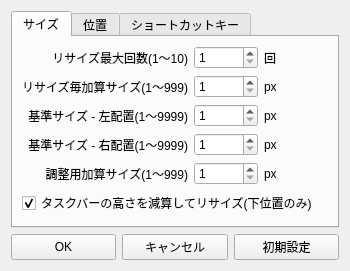
First picture: the form in app/src/gui/configgui.ui, repository Kawaichi0228/FitScreenWindow, before the edit.
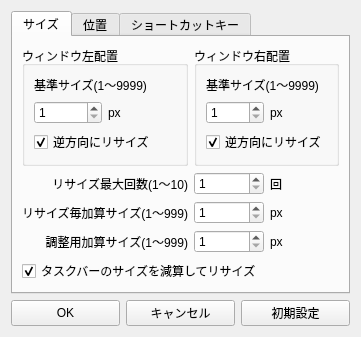
Second picture: the form after the edit. Icons and pictures are not drawn.

Commit message: feat: 逆方向リサイズオプション追加 & タスクバー全位置対応

The edit to the form file:
```diff
--- a/app/src/gui/configgui.ui
+++ b/app/src/gui/configgui.ui
@@ -6,8 +6,8 @@
    <rect>
     <x>0</x>
     <y>0</y>
-    <width>342</width>
-    <height>232</height>
+    <width>344</width>
+    <height>282</height>
    </rect>
   </property>
   <property name="sizePolicy">
@@ -23,7 +23,7 @@
    <iconset resource="resource.qrc">
     <normaloff>:/images/favicon.ico</normaloff>:/images/favicon.ico</iconset>
   </property>
-  <layout class="QGridLayout" name="gridLayout">
+  <layout class="QGridLayout" name="gridLayout_7">
    <item row="0" column="0" colspan="3">
     <widget class="QTabWidget" name="tabWidget">
      <property name="sizePolicy">
@@ -42,8 +42,106 @@
       <attribute name="title">
        <string>サイズ</string>
       </attribute>
-      <layout class="QGridLayout" name="gridLayout_2">
+      <layout class="QGridLayout" name="gridLayout_4">
        <item row="0" column="0">
+        <widget class="QGroupBox" name="groupBox_3">
+         <property name="title">
+          <string>ウィンドウ左配置</string>
+         </property>
+         <layout class="QGridLayout" name="gridLayout">
+          <item row="0" column="0" colspan="2">
+           <widget class="QLabel" name="label_B">
+            <property name="text">
+             <string>基準サイズ(1～9999)</string>
+            </property>
+            <property name="alignment">
+             <set>Qt::AlignLeading|Qt::AlignLeft|Qt::AlignVCenter</set>
+            </property>
+           </widget>
+          </item>
+          <item row="1" column="0">
+           <widget class="QSpinBox" name="spinBox_base_width_toleft_px">
+            <property name="minimum">
+             <number>1</number>
+            </property>
+            <property name="maximum">
+             <number>9999</number>
+            </property>
+           </widget>
+          </item>
+          <item row="1" column="1">
+           <widget class="QLabel" name="label_F_10">
+            <property name="text">
+             <string>px</string>
+            </property>
+            <property name="alignment">
+             <set>Qt::AlignLeading|Qt::AlignLeft|Qt::AlignVCenter</set>
+            </property>
+           </widget>
+          </item>
+          <item row="2" column="0" colspan="2">
+           <widget class="QCheckBox" name="checkBox_is_reverse_direction_windowleft">
+            <property name="text">
+             <string>逆方向にリサイズ</string>
+            </property>
+            <property name="checked">
+             <bool>true</bool>
+            </property>
+           </widget>
+          </item>
+         </layout>
+        </widget>
+       </item>
+       <item row="0" column="1" colspan="2">
+        <widget class="QGroupBox" name="groupBox_4">
+         <property name="title">
+          <string>ウィンドウ右配置</string>
+         </property>
+         <layout class="QGridLayout" name="gridLayout_2">
+          <item row="0" column="0" colspan="2">
+           <widget class="QLabel" name="label_A">
+            <property name="text">
+             <string>基準サイズ(1～9999)</string>
+            </property>
+            <property name="alignment">
+             <set>Qt::AlignLeading|Qt::AlignLeft|Qt::AlignVCenter</set>
+            </property>
+           </widget>
+          </item>
+          <item row="1" column="0">
+           <widget class="QSpinBox" name="spinBox_base_width_toright_px">
+            <property name="minimum">
+             <number>1</number>
+            </property>
+            <property name="maximum">
+             <number>9999</number>
+            </property>
+           </widget>
+          </item>
+          <item row="1" column="1">
+           <widget class="QLabel" name="label_F_11">
+            <property name="text">
+             <string>px</string>
+            </property>
+            <property name="alignment">
+             <set>Qt::AlignLeading|Qt::AlignLeft|Qt::AlignVCenter</set>
+            </property>
+           </widget>
+          </item>
+          <item row="2" column="0" colspan="2">
+           <widget class="QCheckBox" name="checkBox_is_reverse_direction_windowright">
+            <property name="text">
+             <string>逆方向にリサイズ</string>
+            </property>
+            <property name="checked">
+             <bool>true</bool>
+            </property>
+           </widget>
+          </item>
+         </layout>
+        </widget>
+       </item>
+       <item row="1" column="0">
         <widget class="QLabel" name="label_F">
          <property name="text">
           <string>リサイズ最大回数(1～10)</string>
@@ -53,7 +151,7 @@
          </property>
         </widget>
        </item>
-       <item row="0" column="1">
+       <item row="1" column="1">
         <widget class="QSpinBox" name="spinBox_resize_max_cnt">
          <property name="minimum">
           <number>1</number>
@@ -63,7 +161,7 @@
          </property>
         </widget>
        </item>
-       <item row="0" column="2">
+       <item row="1" column="2">
         <widget class="QLabel" name="label_F_8">
          <property name="text">
           <string>回</string>
@@ -73,7 +171,7 @@
          </property>
         </widget>
        </item>
-       <item row="1" column="0">
+       <item row="2" column="0">
         <widget class="QLabel" name="label_G">
          <property name="text">
           <string>リサイズ毎加算サイズ(1～999)</string>
@@ -83,48 +181,18 @@
          </property>
         </widget>
        </item>
-       <item row="1" column="1">
-        <widget class="QSpinBox" name="spinBox_resize_add_width_px">
-         <property name="minimum">
-          <number>1</number>
-         </property>
-         <property name="maximum">
-          <number>999</number>
-         </property>
-        </widget>
-       </item>
-       <item row="1" column="2">
-        <widget class="QLabel" name="label_F_9">
-         <property name="text">
-          <string>px</string>
-         </property>
-         <property name="alignment">
-          <set>Qt::AlignLeading|Qt::AlignLeft|Qt::AlignVCenter</set>
-         </property>
-        </widget>
-       </item>
-       <item row="2" column="0">
-        <widget class="QLabel" name="label_B">
-         <property name="text">
-          <string>基準サイズ - 左配置(1～9999)</string>
-         </property>
-         <property name="alignment">
-          <set>Qt::AlignRight|Qt::AlignTrailing|Qt::AlignVCenter</set>
-         </property>
-        </widget>
-       </item>
        <item row="2" column="1">
-        <widget class="QSpinBox" name="spinBox_base_width_toleft_px">
+        <widget class="QSpinBox" name="spinBox_resize_add_width_px">
          <property name="minimum">
           <number>1</number>
          </property>
          <property name="maximum">
-          <number>9999</number>
+          <number>999</number>
          </property>
         </widget>
        </item>
        <item row="2" column="2">
-        <widget class="QLabel" name="label_F_10">
+        <widget class="QLabel" name="label_F_9">
          <property name="text">
           <string>px</string>
          </property>
@@ -134,36 +202,6 @@
         </widget>
        </item>
        <item row="3" column="0">
-        <widget class="QLabel" name="label_A">
-         <property name="text">
-          <string>基準サイズ - 右配置(1～9999)</string>
-         </property>
-         <property name="alignment">
-          <set>Qt::AlignRight|Qt::AlignTrailing|Qt::AlignVCenter</set>
-         </property>
-        </widget>
-       </item>
-       <item row="3" column="1">
-        <widget class="QSpinBox" name="spinBox_base_width_toright_px">
-         <property name="minimum">
-          <number>1</number>
-         </property>
-         <property name="maximum">
-          <number>9999</number>
-         </property>
-        </widget>
-       </item>
-       <item row="3" column="2">
-        <widget class="QLabel" name="label_F_11">
-         <property name="text">
-          <string>px</string>
-         </property>
-         <property name="alignment">
-          <set>Qt::AlignLeading|Qt::AlignLeft|Qt::AlignVCenter</set>
-         </property>
-        </widget>
-       </item>
-       <item row="4" column="0">
         <widget class="QLabel" name="label_A_2">
          <property name="text">
           <string>調整用加算サイズ(1～999)</string>
@@ -173,7 +211,7 @@
          </property>
         </widget>
        </item>
-       <item row="4" column="1">
+       <item row="3" column="1">
         <widget class="QSpinBox" name="spinBox_adjust_width_px">
          <property name="minimum">
           <number>1</number>
@@ -183,7 +221,7 @@
          </property>
         </widget>
        </item>
-       <item row="4" column="2">
+       <item row="3" column="2">
         <widget class="QLabel" name="label_F_12">
          <property name="text">
           <string>px</string>
@@ -193,10 +231,10 @@
          </property>
         </widget>
        </item>
-       <item row="5" column="0" colspan="3">
+       <item row="4" column="0" colspan="2">
         <widget class="QCheckBox" name="checkBox_is_subtract_taskbar">
          <property name="text">
-          <string>タスクバーの高さを減算してリサイズ(下位置のみ)</string>
+          <string>タスクバーのサイズを減算してリサイズ</string>
          </property>
          <property name="checked">
           <bool>true</bool>
@@ -209,7 +247,7 @@
       <attribute name="title">
        <string>位置</string>
       </attribute>
-      <layout class="QGridLayout" name="gridLayout_4">
+      <layout class="QGridLayout" name="gridLayout_8">
        <item row="0" column="0">
         <widget class="QLabel" name="label_B_2">
          <property name="text">
```
Left out of the diff: 1 changed line with no effect on the pictures. The commit also changes 3 other files.
